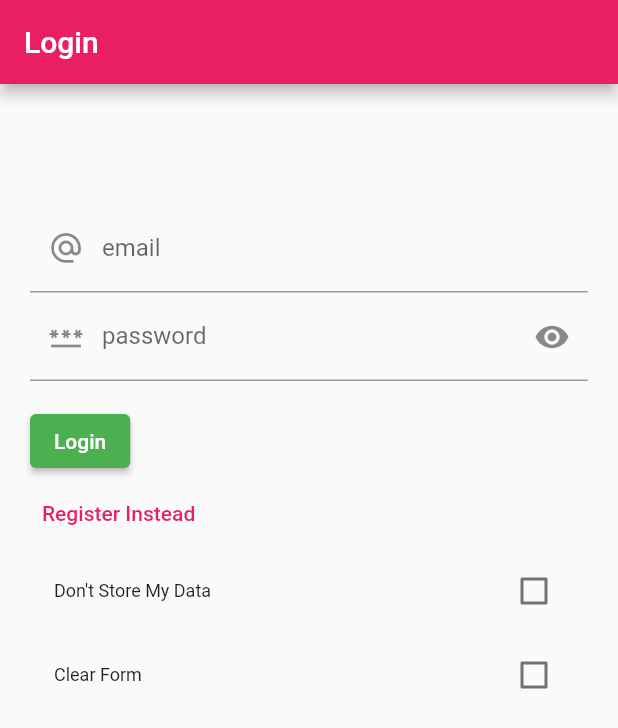
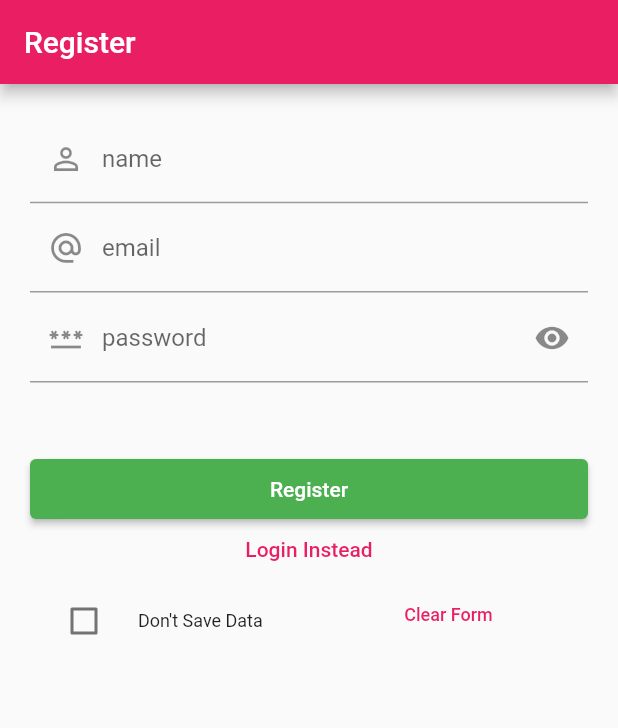
Before and after one commit to 26june/walkerrr, a Flutter app: the screen it shows after launch, on a phone screen of 412 x 824 dp. Shown: the top 728 px of the screen. Run offline on Flutter 3.47's test engine with Material 2 defaults, Android fonts, the phone set to English and light mode, and no system bars; our stand-ins replace firebase_auth, firebase_core, flutter_secure_storage, pedometer, percent_indicator; accounts and stored records are empty.

Commit message:
login form styling + user page first layout

```diff
--- a/lib/pages/login_register_page.dart
+++ b/lib/pages/login_register_page.dart
@@ -13,10 +13,9 @@ class LoginPage extends StatefulWidget {
 
 class _LoginPageState extends State<LoginPage> {
   String? errorMessage = "";
-  bool _isLogin = true;
+  bool _isLogin = false;
   bool _isVisible = true;
   bool _dontStore = false;
-  bool _clearInput = false;
 
   final TextEditingController _controllerDisplayName = TextEditingController();
   final TextEditingController _controllerEmail = TextEditingController();
@@ -76,9 +75,15 @@ class _LoginPageState extends State<LoginPage> {
     String displayName,
     TextEditingController _controllerDisplayName,
   ) {
-    return TextField(
+    return TextFormField(
       enableSuggestions: true,
       controller: _controllerDisplayName,
+      validator: (value) {
+        if (value == '') {
+          return 'Enter your name!';
+        }
+        return null;
+      },
       decoration: InputDecoration(
         prefixIcon: const Icon(Icons.person_outline_outlined),
         labelText: displayName,
@@ -90,9 +95,15 @@ class _LoginPageState extends State<LoginPage> {
     String email,
     TextEditingController _controllerEmail,
   ) {
-    return TextField(
+    return TextFormField(
       enableSuggestions: true,
       controller: _controllerEmail,
+      validator: (value) {
+        if (value == '') {
+          return 'Enter a valid email!';
+        }
+        return null;
+      },
       decoration: InputDecoration(
         prefixIcon: const Icon(Icons.alternate_email_outlined),
         labelText: email,
@@ -104,11 +115,17 @@ class _LoginPageState extends State<LoginPage> {
     String password,
     TextEditingController _controllerPassword,
   ) {
-    return TextField(
+    return TextFormField(
       obscureText: _isVisible,
       enableSuggestions: false,
       autocorrect: false,
       controller: _controllerPassword,
+      validator: (value) {
+        if (value == '') {
+          return 'Enter a valid password!';
+        }
+        return null;
+      },
       decoration: InputDecoration(
         labelText: password,
         prefixIcon: const Icon(Icons.password_outlined),
@@ -152,32 +169,28 @@ class _LoginPageState extends State<LoginPage> {
 
   Widget _dontStoreMyData() {
     return CheckboxListTile(
-      title: const Text("Don't Store My Data", style: TextStyle(fontSize: 12)),
+      title: const Text("Don't Save Data", style: TextStyle(fontSize: 12)),
       value: _dontStore,
       onChanged: (bool? value) {
         setState(() {
           _dontStore = value!;
         });
       },
-      // controlAffinity: ListTileControlAffinity.leading,
+      controlAffinity: ListTileControlAffinity.leading,
     );
   }
 
-  Widget _clearForm() {
-    return CheckboxListTile(
-      title: const Text("Clear Form", style: TextStyle(fontSize: 12)),
-      value: _clearInput,
-      onChanged: (bool? value) {
+  Widget _clearMyData() {
+    return TextButton(
+        onPressed: () {
           _controllerDisplayName.clear();
           _controllerEmail.clear();
           _controllerPassword.clear();
           setState(() {
             errorMessage = '';
-          _clearInput = value!;
           });
         },
-      // controlAffinity: ListTileControlAffinity.leading,
-    );
+        child: const Text("Clear Form", style: TextStyle(fontSize: 12)));
   }
 
   @override
@@ -195,16 +208,70 @@ class _LoginPageState extends State<LoginPage> {
                 crossAxisAlignment: CrossAxisAlignment.start,
                 mainAxisAlignment: MainAxisAlignment.start,
                 children: <Widget>[
-                  (!_isLogin)
-                      ? _entryFieldDisplayName("name", _controllerDisplayName)
-                      : const SizedBox(width: double.infinity, height: 60.0),
-                  _entryFieldEmail("email", _controllerEmail),
-                  _entryFieldPassword("password", _controllerPassword),
-                  _errorMessage(),
-                  _submitButton(),
-                  _loginOrRegisterButton(),
-                  _dontStoreMyData(),
-                  _clearForm(),
+                  Column(
+                    mainAxisAlignment: MainAxisAlignment.center,
+                    crossAxisAlignment: CrossAxisAlignment.center,
+                    children: [
+                      Container(
+                        height: 60,
+                        width: double.infinity,
+                        child: Center(
+                          child: (!_isLogin)
+                              ? _entryFieldDisplayName(
+                                  "name", _controllerDisplayName)
+                              : const SizedBox(
+                                  width: double.infinity,
+                                ),
+                        ),
+                      ),
+                      Container(
+                        height: 60,
+                        width: double.infinity,
+                        child: _entryFieldEmail("email", _controllerEmail),
+                      ),
+                      Container(
+                        height: 60,
+                        width: double.infinity,
+                        child: _entryFieldPassword(
+                            "password", _controllerPassword),
+                      ),
+                    ],
+                  ),
+                  Column(
+                    mainAxisAlignment: MainAxisAlignment.center,
+                    crossAxisAlignment: CrossAxisAlignment.center,
+                    children: [
+                      Container(
+                        height: 50,
+                        width: double.infinity,
+                        child: Center(
+                          child: _errorMessage(),
+                        ),
+                      ),
+                      Container(
+                        height: 40,
+                        width: double.infinity,
+                        child: _submitButton(),
+                      ),
+                      Container(
+                        height: 40,
+                        width: double.infinity,
+                        child: _loginOrRegisterButton(),
+                      ),
+                    ],
+                  ),
+                  Row(
+                    mainAxisAlignment: MainAxisAlignment.start,
+                    crossAxisAlignment: CrossAxisAlignment.start,
+                    children: <Widget>[
+                      Expanded(
+                        child: _dontStoreMyData(),
+                      ),
+                      Expanded(
+                        child: _clearMyData(),
+                      ),
+                    ],
+                  )
                 ]),
           ),
         ));
--- a/lib/services/user_data_storage.dart
+++ b/lib/services/user_data_storage.dart
@@ -1,13 +1,13 @@
 import 'package:flutter/foundation.dart';
 import 'package:flutter_secure_storage/flutter_secure_storage.dart';
+
+final String _keyDisplayName = 'displayName';
+final String _keyEmail = 'email';
+final String _keyPassWord = 'password';
 
 class SecureStorage {
   // Create _secureStorage
   final _secureStorage = const FlutterSecureStorage();
-
-  final String _keyDisplayName = 'displayName';
-  final String _keyEmail = 'email';
-  final String _keyPassWord = 'password';
 
   Future setDisplayName(String displayName) async {
     await _secureStorage.write(key: _keyDisplayName, value: displayName);
```
Also changed, not shown: lib/pages/home_page.dart (+58 -15 lines). Lines whose indentation alone changed are shown as unchanged.
